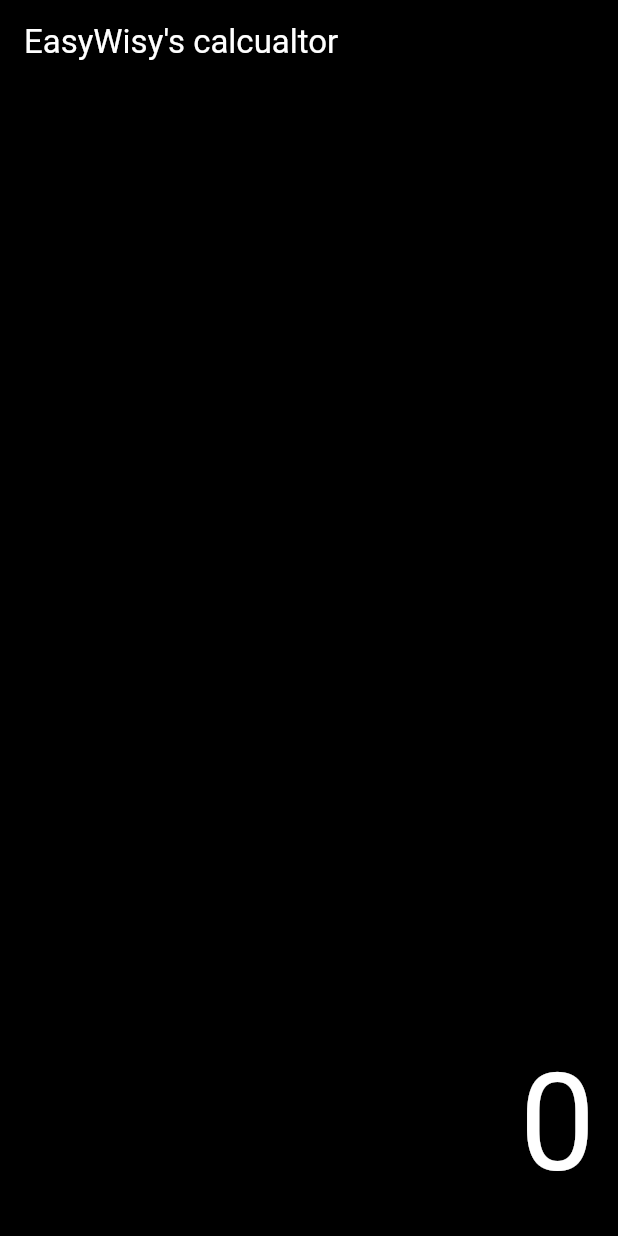
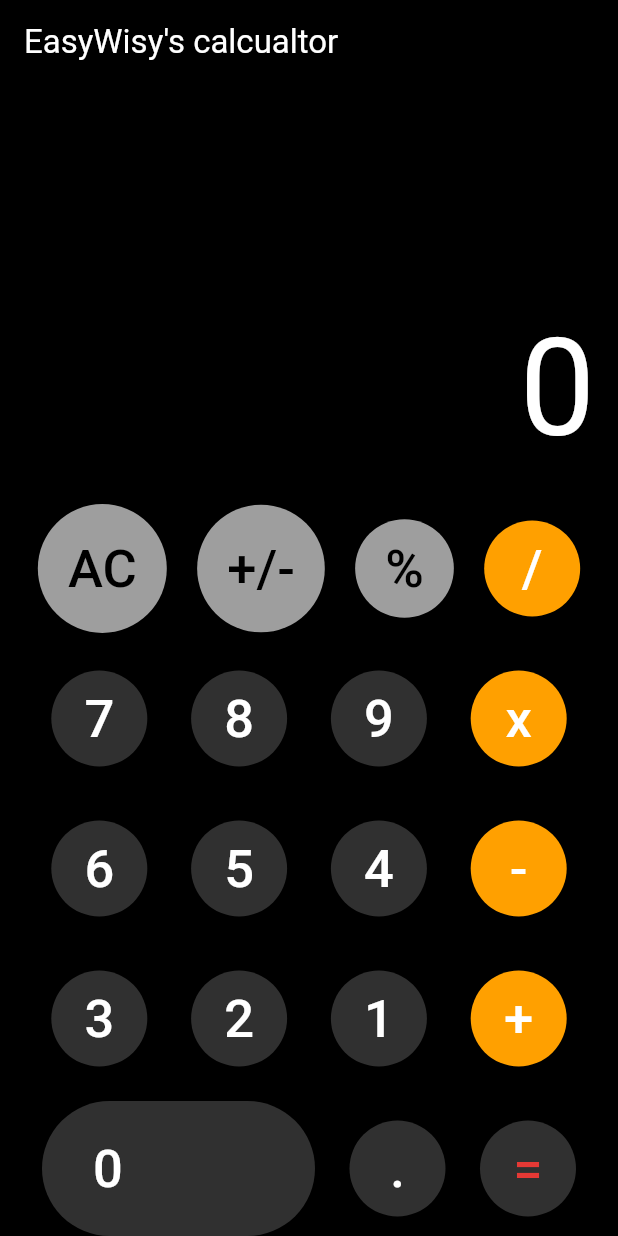
Before and after one commit to Kshitij-Anand7954/Calculator-By-flutter-With-Logic, a Flutter app: the screen it shows after launch, on a phone screen of 412 x 824 dp. Run offline on Flutter 3.47's test engine with Material 3 defaults, Android fonts, the phone set to English and light mode, and no system bars.

Commit message:
Completed UI of Calculator App

```diff
--- a/lib/main.dart
+++ b/lib/main.dart
@@ -23,13 +23,37 @@ class calculator extends StatefulWidget {
 }
 
 class _calculatorState extends State<calculator> {
+  Widget calcbutton(String btntxt, Color btncolor, Color txtcolor) {
+    return Container(
+      child: ElevatedButton(
+        onPressed: () {
+          // Your button action here
+        },
+        child: Text(
+          btntxt,
+          style: TextStyle(
+            fontSize: 35,
+            color: txtcolor,
+          ),
+        ),
+        style: ElevatedButton.styleFrom(
+          shape: CircleBorder(),
+          primary: btncolor,
+          padding: EdgeInsets.all(20), // Adjust padding as needed
+        ),
+      ),
+    );
+  }
+
   @override
   Widget build(BuildContext context) {
     return Scaffold(
       backgroundColor: Colors.black,
       appBar: AppBar(
-        title: Text("EasyWisy's calcualtor",
-        style: TextStyle(color: Colors.white),),
+        title: Text(
+          "EasyWisy's calcualtor",
+          style: TextStyle(color: Colors.white),
+        ),
         backgroundColor: Colors.black,
       ),
       body: Padding(
@@ -40,27 +64,102 @@ class _calculatorState extends State<calculator> {
             //calculator display
             Row(
               mainAxisAlignment: MainAxisAlignment.end,
-              children: [Padding(padding: EdgeInsets.all(10.0),
-              child: Text('0',
-              textAlign: TextAlign.left,
-              style: TextStyle(color: Colors.white,
-                fontSize: 90,
+              children: [
+                Padding(
+                  padding: EdgeInsets.all(10.0),
+                  child: Text(
+                    '0',
+                    textAlign: TextAlign.left,
+                    style: TextStyle(
+                      color: Colors.white,
+                      fontSize: 90,
+                    ),
+                  ),
                 ),
-
-              ),
-
-              ),
               ],
             ),
             Row(
               mainAxisAlignment: MainAxisAlignment.spaceEvenly,
               children: [
-                //here button functions will bw called
+                //here button functions will be called
+                calcbutton('AC', Colors.grey, Colors.black),
+                calcbutton('+/-', Colors.grey, Colors.black),
+                calcbutton('%', Colors.grey, Colors.black),
+                calcbutton('/', Colors.amber[700]!, Colors.white),
               ],
             ),
+            SizedBox(
+              height: 10,
+            ),
+            Row(
+              mainAxisAlignment: MainAxisAlignment.spaceEvenly,
+              children: [
+                //here button functions will be called
+                calcbutton('7', Colors.grey[850]!, Colors.white),
+                calcbutton('8', Colors.grey[850]!, Colors.white),
+                calcbutton('9', Colors.grey[850]!, Colors.white),
+                calcbutton('x', Colors.amber[700]!, Colors.white),
+              ],
+            ),
+            SizedBox(
+              height: 10,
+            ),
+            Row(
+              mainAxisAlignment: MainAxisAlignment.spaceEvenly,
+              children: [
+                //here button functions will be called
+                calcbutton('6', Colors.grey[850]!, Colors.white),
+                calcbutton('5', Colors.grey[850]!, Colors.white),
+                calcbutton('4', Colors.grey[850]!, Colors.white),
+                calcbutton('-', Colors.amber[700]!, Colors.white),
+              ],
+            ),
+            SizedBox(
+              height: 10,
+            ),
+            Row(
+              mainAxisAlignment: MainAxisAlignment.spaceEvenly,
+              children: [
+                //here button functions will be called
+                calcbutton('3', Colors.grey[850]!, Colors.white),
+                calcbutton('2', Colors.grey[850]!, Colors.white),
+                calcbutton('1', Colors.grey[850]!, Colors.white),
+                calcbutton('+', Colors.amber[700]!, Colors.white),
+              ],
+            ),
+            SizedBox(
+              height: 10,
+            ),
+            Row(
+              mainAxisAlignment: MainAxisAlignment.spaceEvenly,
+              children: [
+                ElevatedButton(
+                  onPressed: () {
+                    // Your button action here
+                  },
+                  style: ElevatedButton.styleFrom(
+                    padding: EdgeInsets.fromLTRB(34, 20, 128, 20),
+                    shape: StadiumBorder(),
+                    backgroundColor:
+                        Colors.grey[850], // Use Colors.grey[850] directly
+                  ),
+                  child: Text(
+                    "0",
+                    style: TextStyle(
+                      fontSize: 35,
+                      color: Colors.white,
+                    ),
+                  ),
+                ),
+                calcbutton('.', Colors.grey[850]!, Colors.white),
+                calcbutton('=', Colors.grey[850]!, Colors.red[600]!)
+              ],
+            )
           ],
         ),
       ),
     );
+
+
   }
 }
```
